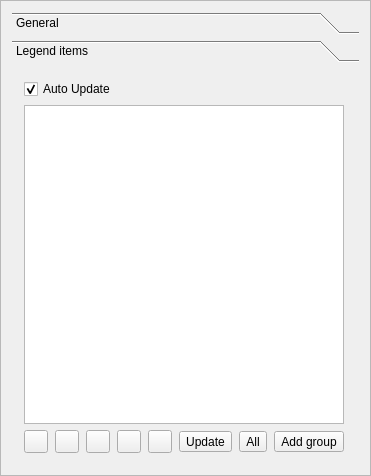
Old version of the form src/ui/qgscomposerlegendwidgetbase.ui in the repository qgis/QGIS.
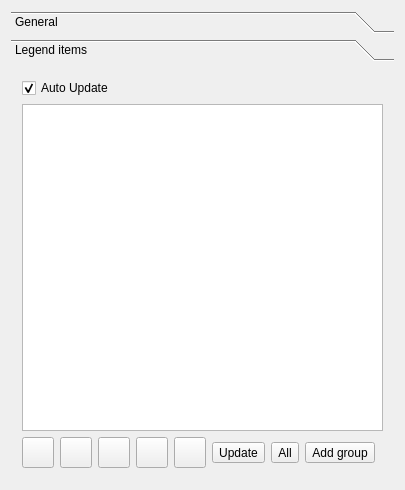
New version of the form. The open tabs and pages were chosen to show the change.

Diff of the .ui file:
```diff
--- a/src/ui/qgscomposerlegendwidgetbase.ui
+++ b/src/ui/qgscomposerlegendwidgetbase.ui
@@ -6,8 +6,8 @@
    <rect>
     <x>0</x>
     <y>0</y>
-    <width>371</width>
-    <height>476</height>
+    <width>405</width>
+    <height>490</height>
    </rect>
   </property>
   <property name="sizePolicy">
@@ -25,6 +25,9 @@
    </property>
    <item row="0" column="0">
     <widget class="QScrollArea" name="scrollArea">
+     <property name="frameShape">
+      <enum>QFrame::NoFrame</enum>
+     </property>
      <property name="widgetResizable">
       <bool>true</bool>
      </property>
@@ -33,8 +36,8 @@
        <rect>
         <x>0</x>
         <y>0</y>
-        <width>367</width>
-        <height>472</height>
+        <width>405</width>
+        <height>490</height>
        </rect>
       </property>
       <layout class="QGridLayout" name="gridLayout_3">
@@ -193,8 +196,8 @@
            <rect>
             <x>0</x>
             <y>0</y>
-            <width>349</width>
-            <height>398</height>
+            <width>387</width>
+            <height>414</height>
            </rect>
           </property>
           <attribute name="label">
@@ -217,7 +220,7 @@
              </property>
             </widget>
            </item>
-           <item row="1" column="0" colspan="8">
+           <item row="1" column="0" colspan="9">
             <widget class="QTreeView" name="mItemTreeView">
              <property name="sizePolicy">
               <sizepolicy hsizetype="Minimum" vsizetype="Expanding">
@@ -241,9 +244,21 @@
            </item>
            <item row="2" column="0">
             <widget class="QToolButton" name="mMoveDownToolButton">
+             <property name="sizePolicy">
+              <sizepolicy hsizetype="Preferred" vsizetype="Fixed">
+               <horstretch>0</horstretch>
+               <verstretch>0</verstretch>
+              </sizepolicy>
+             </property>
              <property name="text">
               <string/>
              </property>
+             <property name="iconSize">
+              <size>
+               <width>24</width>
+               <height>24</height>
+              </size>
+             </property>
             </widget>
            </item>
            <item row="2" column="1">
@@ -251,6 +266,12 @@
              <property name="text">
               <string/>
              </property>
+             <property name="iconSize">
+              <size>
+               <width>24</width>
+               <height>24</height>
+              </size>
+             </property>
             </widget>
            </item>
            <item row="2" column="2">
@@ -258,6 +279,12 @@
              <property name="text">
               <string/>
              </property>
+             <property name="iconSize">
+              <size>
+               <width>24</width>
+               <height>24</height>
+              </size>
+             </property>
             </widget>
            </item>
            <item row="2" column="3">
@@ -265,6 +292,12 @@
              <property name="text">
               <string/>
              </property>
+             <property name="iconSize">
+              <size>
+               <width>24</width>
+               <height>24</height>
+              </size>
+             </property>
             </widget>
            </item>
            <item row="2" column="4">
@@ -272,6 +305,12 @@
              <property name="text">
               <string/>
              </property>
+             <property name="iconSize">
+              <size>
+               <width>24</width>
+               <height>24</height>
+              </size>
+             </property>
             </widget>
            </item>
            <item row="2" column="5">
@@ -279,6 +318,12 @@
              <property name="text">
               <string>Update</string>
              </property>
+             <property name="iconSize">
+              <size>
+               <width>24</width>
+               <height>24</height>
+              </size>
+             </property>
             </widget>
            </item>
            <item row="2" column="6">
@@ -288,6 +333,19 @@
              </property>
             </widget>
            </item>
+           <item row="2" column="8">
+            <spacer name="horizontalSpacer">
+             <property name="orientation">
+              <enum>Qt::Horizontal</enum>
+             </property>
+             <property name="sizeHint" stdset="0">
+              <size>
+               <width>0</width>
+               <height>0</height>
+              </size>
+             </property>
+            </spacer>
+           </item>
            <item row="2" column="7">
             <widget class="QToolButton" name="mAddGroupButton">
              <property name="text">
```
Left out of the diff: 56 changed lines with no effect on the pictures.
